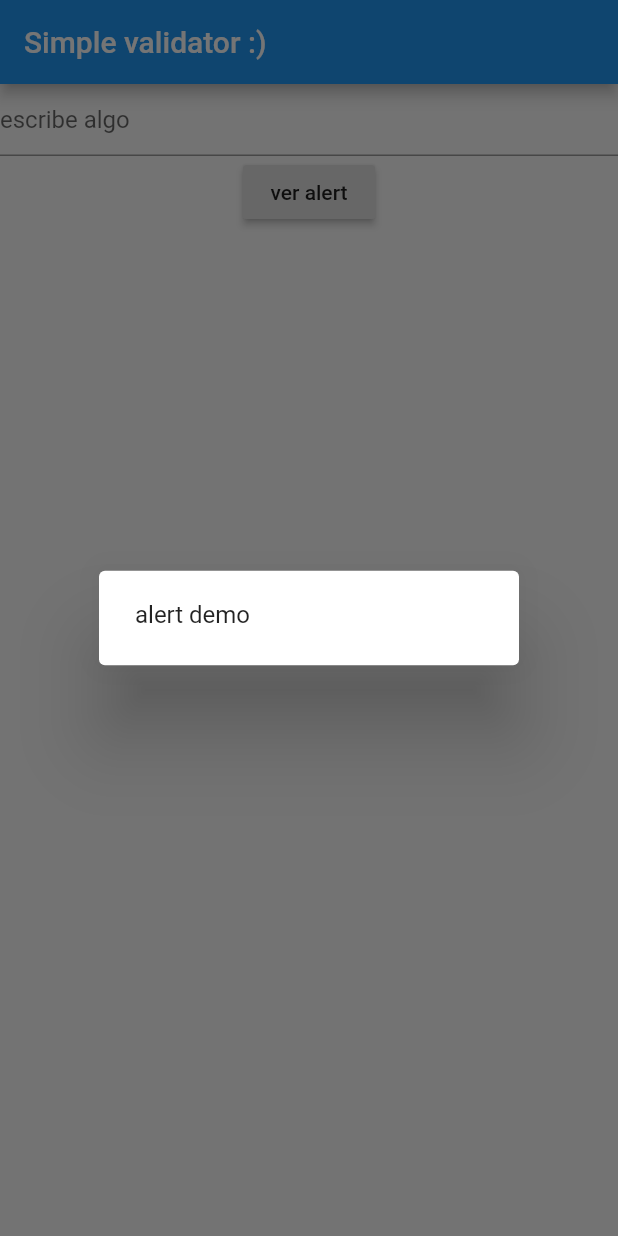
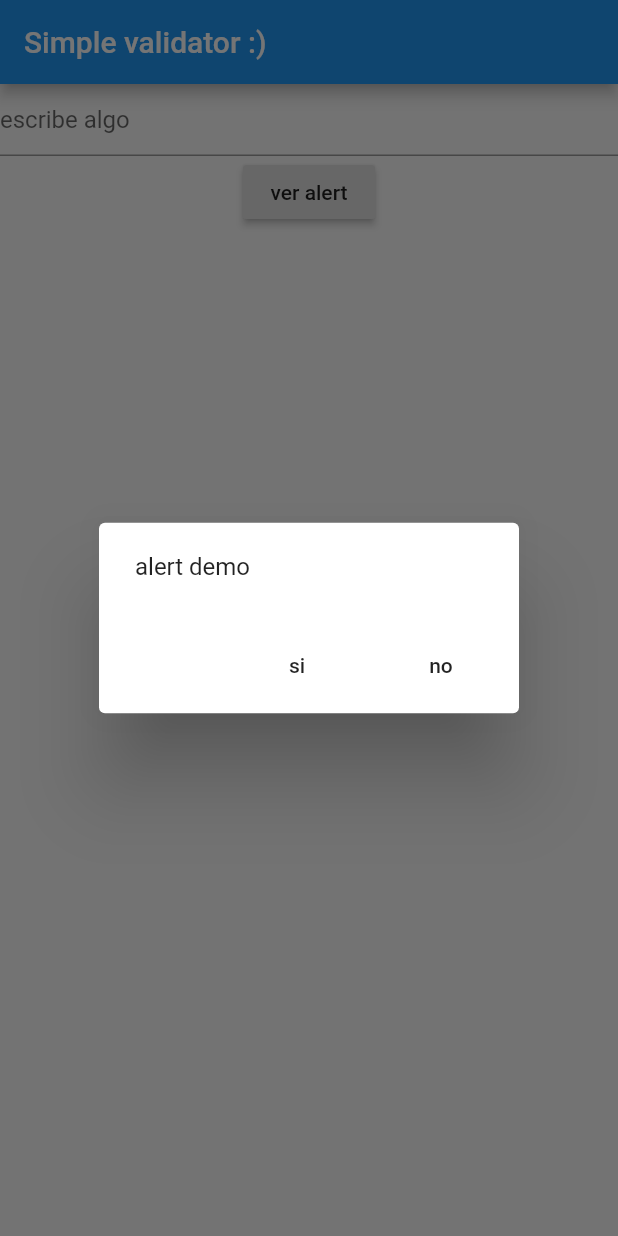
Before and after one commit to DevelopersGTTest/DARTEXP, a Flutter app: the screen it shows after launch, after a tap on "ver alert", on a phone screen of 412 x 824 dp. Run offline on Flutter 3.47's test engine with Material 2 defaults, Android fonts, the phone set to English and light mode, and no system bars.

```diff
--- a/validations_flow/lib/flow/validation.dart
+++ b/validations_flow/lib/flow/validation.dart
@@ -1,4 +1,6 @@
 import 'package:flutter/material.dart';
+
+enum DialogAction { NOT_ACTION, YES_ACTION  }
 
 class ValidationHck extends StatefulWidget {
   @override
@@ -6,11 +8,28 @@ class ValidationHck extends StatefulWidget {
  }
 
 class _ValidationHckState extends State<ValidationHck> {
+  /**
+   * Handlers statements
+   */
+  void alertResult( DialogAction action ){
+
+  }
 
   void showMessage(){
     AlertDialog alertDialog = AlertDialog(
-      content:  Text("alert demo")
+      content:  Text("alert demo"),
+      actions: <Widget>[
+        FlatButton(
+          child:  Text("si"),
+          onPressed: (){},
+        ),
+        FlatButton(
+          child: Text("no"),
+          onPressed: (){},
+        )
+      ],
     );
+
     showDialog( context: context, builder: (BuildContext context) {
      return alertDialog;
     });
```
